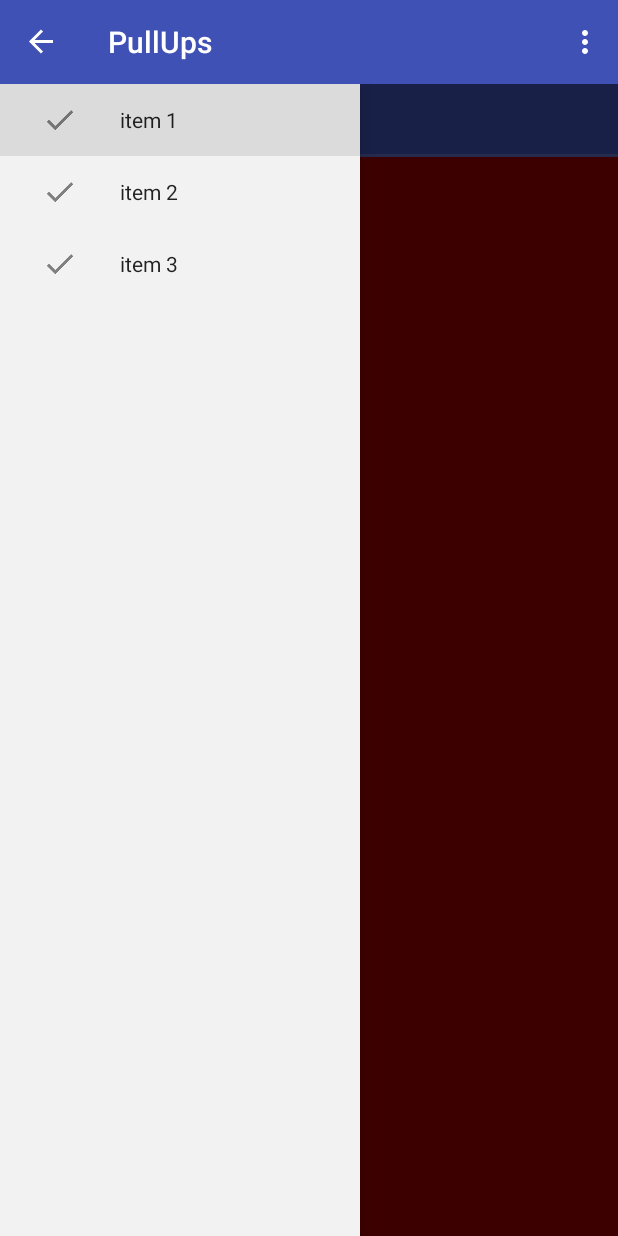
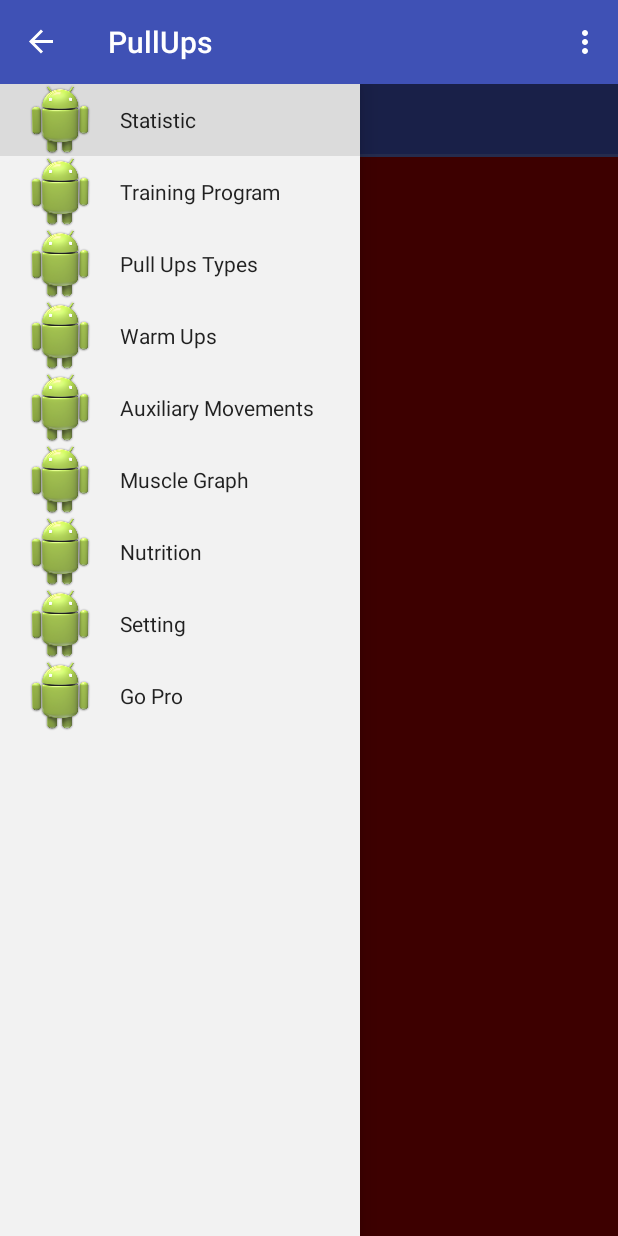
Before and after one commit to StevenKo/pullups, an Android app: the screen it shows after launch (IndexActivity), on a phone screen of 412 x 824 dp. Run offline under Robolectric (Android 15) with nearby library versions, the phone set to English and light mode, and no system bars; 1 statement that could not run was skipped.

Commit message:
navigation drawler items & move to navigation package

```diff
--- a/app/src/main/java/com/kosbrother/pullups/IndexActivity.java
+++ b/app/src/main/java/com/kosbrother/pullups/IndexActivity.java
@@ -9,6 +9,8 @@ import android.view.Menu;
 import android.widget.Toast;
 
 import com.android.slidingtab.SlidingTabLayout;
+import com.kosbrother.pullups.navigation.NavigationDrawerCallbacks;
+import com.kosbrother.pullups.navigation.NavigationDrawerFragment;
 
 
 public class IndexActivity extends ActionBarActivity implements NavigationDrawerCallbacks {
--- a/app/src/main/java/com/kosbrother/pullups/NavigationDrawerAdapter.java
+++ b/app/src/main/java/com/kosbrother/pullups/navigation/NavigationDrawerAdapter.java
@@ -1,4 +1,4 @@
-package com.kosbrother.pullups;
+package com.kosbrother.pullups.navigation;
 
 import android.graphics.Color;
 import android.support.v7.widget.RecyclerView;
@@ -7,6 +7,8 @@ import android.view.MotionEvent;
 import android.view.View;
 import android.view.ViewGroup;
 import android.widget.TextView;
+
+import com.kosbrother.pullups.R;
 
 import java.util.List;
 
--- a/app/src/main/java/com/kosbrother/pullups/NavigationDrawerCallbacks.java
+++ b/app/src/main/java/com/kosbrother/pullups/navigation/NavigationDrawerCallbacks.java
@@ -1,4 +1,4 @@
-package com.kosbrother.pullups;
+package com.kosbrother.pullups.navigation;
 
 /**
  * Created by poliveira on 27/10/2014.
--- a/app/src/main/java/com/kosbrother/pullups/NavigationDrawerFragment.java
+++ b/app/src/main/java/com/kosbrother/pullups/navigation/NavigationDrawerFragment.java
@@ -1,10 +1,11 @@
-package com.kosbrother.pullups;
+package com.kosbrother.pullups.navigation;
 
 import android.app.Activity;
 import android.app.Fragment;
 import android.content.Context;
 import android.content.SharedPreferences;
 import android.content.res.Configuration;
+import android.content.res.TypedArray;
 import android.os.Bundle;
 import android.support.annotation.Nullable;
 import android.support.v4.widget.DrawerLayout;
@@ -15,6 +16,8 @@ import android.support.v7.widget.Toolbar;
 import android.view.LayoutInflater;
 import android.view.View;
 import android.view.ViewGroup;
+
+import com.kosbrother.pullups.R;
 
 import java.util.ArrayList;
 import java.util.List;
@@ -134,10 +137,15 @@ public class NavigationDrawerFragment extends Fragment implements NavigationDraw
     }
 
     public List<NavigationItem> getMenu() {
+        String[] navigationStrings = getResources().getStringArray(R.array.navigationItems);
+        TypedArray navigationIcons = getResources().obtainTypedArray(R.array.navigationItemsIcons);
+
         List<NavigationItem> items = new ArrayList<NavigationItem>();
-        items.add(new NavigationItem("item 1", getResources().getDrawable(R.drawable.ic_menu_check)));
-        items.add(new NavigationItem("item 2", getResources().getDrawable(R.drawable.ic_menu_check)));
-        items.add(new NavigationItem("item 3", getResources().getDrawable(R.drawable.ic_menu_check)));
+
+        for(int i=0; i<navigationStrings.length;i++){
+            items.add(new NavigationItem(navigationStrings[i], getResources().getDrawable(navigationIcons.getResourceId(i,-1))));
+        }
+
         return items;
     }
 
--- a/app/src/main/java/com/kosbrother/pullups/NavigationItem.java
+++ b/app/src/main/java/com/kosbrother/pullups/navigation/NavigationItem.java
@@ -1,4 +1,4 @@
-package com.kosbrother.pullups;
+package com.kosbrother.pullups.navigation;
 
 import android.graphics.drawable.Drawable;
 
--- a/app/src/main/res/layout/activity_index.xml
+++ b/app/src/main/res/layout/activity_index.xml
@@ -41,7 +41,7 @@
 
         <fragment
             android:id="@+id/fragment_drawer"
-            android:name="com.kosbrother.pullups.NavigationDrawerFragment"
+            android:name="com.kosbrother.pullups.navigation.NavigationDrawerFragment"
             android:layout_width="@dimen/navigation_drawer_width"
             android:layout_height="match_parent"
             android:layout_gravity="start"
--- a/app/src/main/res/values/array.xml
+++ b/app/src/main/res/values/array.xml
@@ -18,4 +18,26 @@
         <item>Train</item>
         <item>Summary</item>
     </string-array>
+    <string-array name="navigationItems">
+        <item>Statistic</item>
+        <item>Training Program</item>
+        <item>Pull Ups Types</item>
+        <item>Warm Ups</item>
+        <item>Auxiliary Movements</item>
+        <item>Muscle Graph</item>
+        <item>Nutrition</item>
+        <item>Setting</item>
+        <item>Go Pro</item>
+    </string-array>
+    <string-array name="navigationItemsIcons">
+        <item>@drawable/ic_launcher</item>
+        <item>@drawable/ic_launcher</item>
+        <item>@drawable/ic_launcher</item>
+        <item>@drawable/ic_launcher</item>
+        <item>@drawable/ic_launcher</item>
+        <item>@drawable/ic_launcher</item>
+        <item>@drawable/ic_launcher</item>
+        <item>@drawable/ic_launcher</item>
+        <item>@drawable/ic_launcher</item>
+    </string-array>
 </resources>
```
